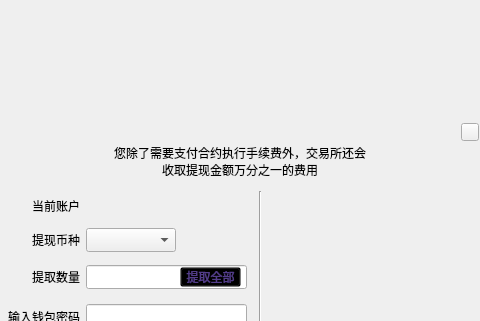
HcashOrg/hx-indicator, file LNKWallet/exchange/withdrawexchangecontractdialog.ui: the form before one commit; both pictures show x 240 to 720 and y 0 to 321 of the 960 by 543 pixel window.
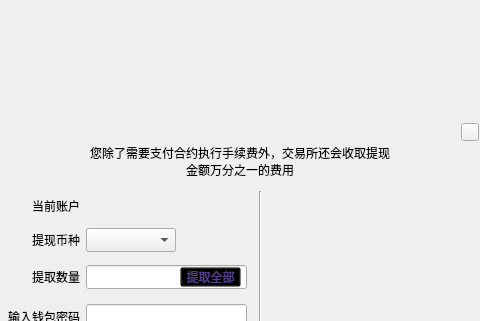
The form after the commit.

Diff of the .ui file:
```diff
--- a/LNKWallet/exchange/withdrawexchangecontractdialog.ui
+++ b/LNKWallet/exchange/withdrawexchangecontractdialog.ui
@@ -291,12 +291,15 @@
     <widget class="QLabel" name="exchangeTipLabel">
      <property name="geometry">
       <rect>
-       <x>120</x>
+       <x>100</x>
        <y>30</y>
-       <width>260</width>
+       <width>300</width>
        <height>40</height>
       </rect>
      </property>
+     <property name="styleSheet">
+      <string notr="true">font: 11px &quot;微软雅黑&quot;;</string>
+     </property>
      <property name="text">
       <string>您除了需要支付合约执行手续费外，交易所还会收取提现金额万分之一的费用</string>
      </property>
```
